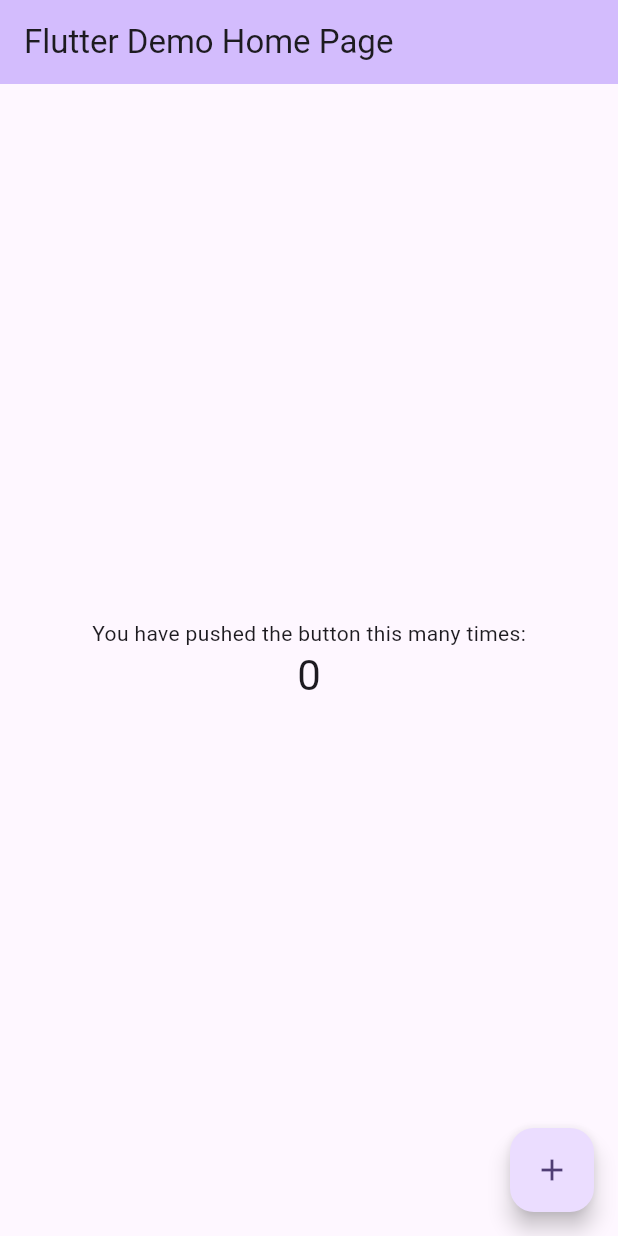
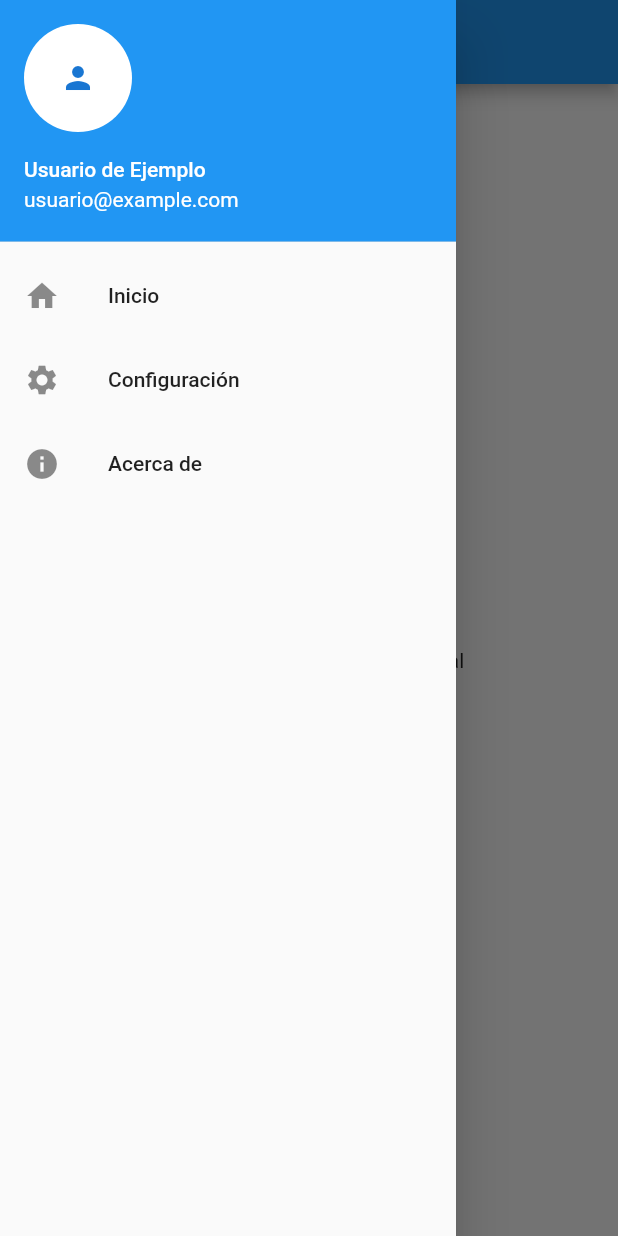
Before and after one commit to hasell-portillo/evaluacion3_nayeli, a Flutter app: the screen it shows after launch, with the side drawer open (before the commit the screen has no drawer), on a phone screen of 412 x 824 dp. Run offline on Flutter 3.47's test engine with Material 2 defaults, Android fonts, the phone set to English and light mode, and no system bars.

Commit message:
eliminando codigos inesarios para el menu

```diff
--- a/lib/main.dart
+++ b/lib/main.dart
@@ -1,125 +1,79 @@
 import 'package:flutter/material.dart';
+import 'inicio.dart';
+import 'configuracion.dart';
+import 'acerca_de.dart';
 
-void main() {
-  runApp(const MyApp());
-}
+void main() => runApp(MyApp());
 
 class MyApp extends StatelessWidget {
-  const MyApp({super.key});
-
-  // This widget is the root of your application.
   @override
   Widget build(BuildContext context) {
     return MaterialApp(
-      title: 'Flutter Demo',
-      theme: ThemeData(
-        // This is the theme of your application.
-        //
-        // TRY THIS: Try running your application with "flutter run". You'll see
-        // the application has a blue toolbar. Then, without quitting the app,
-        // try changing the seedColor in the colorScheme below to Colors.green
-        // and then invoke "hot reload" (save your changes or press the "hot
-        // reload" button in a Flutter-supported IDE, or press "r" if you used
-        // the command line to start the app).
-        //
-        // Notice that the counter didn't reset back to zero; the application
-        // state is not lost during the reload. To reset the state, use hot
-        // restart instead.
-        //
-        // This works for code too, not just values: Most code changes can be
-        // tested with just a hot reload.
-        colorScheme: ColorScheme.fromSeed(seedColor: Colors.deepPurple),
-        useMaterial3: true,
-      ),
-      home: const MyHomePage(title: 'Flutter Demo Home Page'),
+      home: MyHomePage(),
+      routes: {
+        '/inicio': (context) => InicioPage(),
+        '/configuracion': (context) => ConfiguracionPage(),
+        '/acerca_de': (context) => AcercaDePage(),
+      },
     );
   }
 }
 
-class MyHomePage extends StatefulWidget {
-  const MyHomePage({super.key, required this.title});
-
-  // This widget is the home page of your application. It is stateful, meaning
-  // that it has a State object (defined below) that contains fields that affect
-  // how it looks.
-
-  // This class is the configuration for the state. It holds the values (in this
-  // case the title) provided by the parent (in this case the App widget) and
-  // used by the build method of the State. Fields in a Widget subclass are
-  // always marked "final".
-
-  final String title;
-
-  @override
-  State<MyHomePage> createState() => _MyHomePageState();
-}
-
-class _MyHomePageState extends State<MyHomePage> {
-  int _counter = 0;
-
-  void _incrementCounter() {
-    setState(() {
-      // This call to setState tells the Flutter framework that something has
-      // changed in this State, which causes it to rerun the build method below
-      // so that the display can reflect the updated values. If we changed
-      // _counter without calling setState(), then the build method would not be
-      // called again, and so nothing would appear to happen.
-      _counter++;
-    });
-  }
-
+class MyHomePage extends StatelessWidget {
   @override
   Widget build(BuildContext context) {
-    // This method is rerun every time setState is called, for instance as done
-    // by the _incrementCounter method above.
-    //
-    // The Flutter framework has been optimized to make rerunning build methods
-    // fast, so that you can just rebuild anything that needs updating rather
-    // than having to individually change instances of widgets.
     return Scaffold(
       appBar: AppBar(
-        // TRY THIS: Try changing the color here to a specific color (to
-        // Colors.amber, perhaps?) and trigger a hot reload to see the AppBar
-        // change color while the other colors stay the same.
-        backgroundColor: Theme.of(context).colorScheme.inversePrimary,
-        // Here we take the value from the MyHomePage object that was created by
-        // the App.build method, and use it to set our appbar title.
-        title: Text(widget.title),
+        title: Text('Mi Aplicación Flutter'),
       ),
+      drawer: MyDrawer(),
       body: Center(
-        // Center is a layout widget. It takes a single child and positions it
-        // in the middle of the parent.
-        child: Column(
-          // Column is also a layout widget. It takes a list of children and
-          // arranges them vertically. By default, it sizes itself to fit its
-          // children horizontally, and tries to be as tall as its parent.
-          //
-          // Column has various properties to control how it sizes itself and
-          // how it positions its children. Here we use mainAxisAlignment to
-          // center the children vertically; the main axis here is the vertical
-          // axis because Columns are vertical (the cross axis would be
-          // horizontal).
-          //
-          // TRY THIS: Invoke "debug painting" (choose the "Toggle Debug Paint"
-          // action in the IDE, or press "p" in the console), to see the
-          // wireframe for each widget.
-          mainAxisAlignment: MainAxisAlignment.center,
-          children: <Widget>[
-            const Text(
-              'You have pushed the button this many times:',
-            ),
-            Text(
-              '$_counter',
-              style: Theme.of(context).textTheme.headlineMedium,
-            ),
-          ],
-        ),
+        child: Text('Contenido de la pantalla principal'),
       ),
-      floatingActionButton: FloatingActionButton(
-        onPressed: _incrementCounter,
-        tooltip: 'Increment',
-        child: const Icon(Icons.add),
-      ), // This trailing comma makes auto-formatting nicer for build methods.
     );
   }
 }
+
+class MyDrawer extends StatelessWidget {
+  @override
+  Widget build(BuildContext context) {
+    return Drawer(
+      child: ListView(
+        children: <Widget>[
+          UserAccountsDrawerHeader(
+            accountName: Text('Usuario de Ejemplo'),
+            accountEmail: Text('usuario@example.com'),
+            currentAccountPicture: CircleAvatar(
+              backgroundColor: Colors.white,
+              child: Icon(Icons.person),
+            ),
+          ),
+          ListTile(
+            leading: Icon(Icons.home),
+            title: Text('Inicio'),
+            onTap: () {
+              Navigator.of(context).pop(); // Cierra el menú
+              Navigator.of(context).pushNamed('/inicio');
+            },
+          ),
+          ListTile(
+            leading: Icon(Icons.settings),
+            title: Text('Configuración'),
+            onTap: () {
+              Navigator.of(context).pop(); // Cierra el menú
+              Navigator.of(context).pushNamed('/configuracion');
+            },
+          ),
+          ListTile(
+            leading: Icon(Icons.info),
+            title: Text('Acerca de'),
+            onTap: () {
+              Navigator.of(context).pop(); // Cierra el menú
+              Navigator.of(context).pushNamed('/acerca_de');
+            },
+          ),
+        ],
+      ),
+    );
+  }
+}
```
